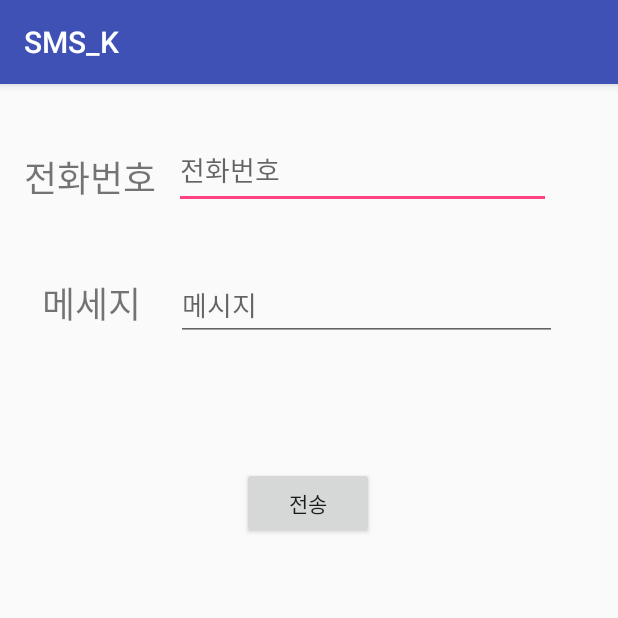
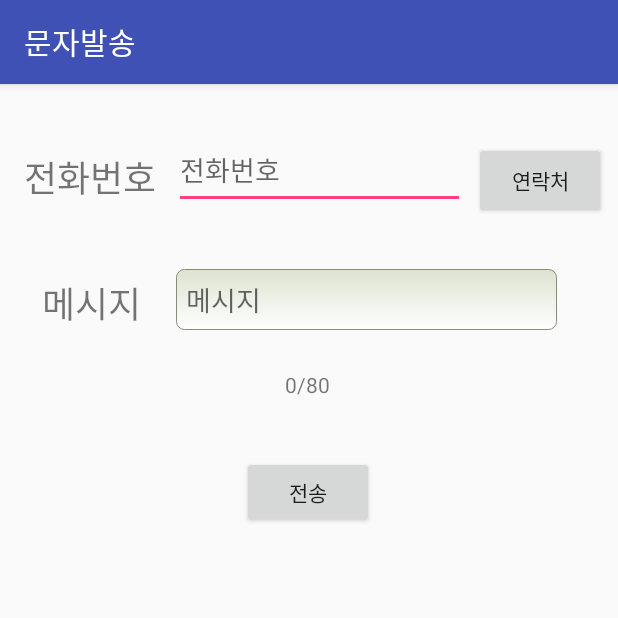
Before and after one commit to keganzi/KeganziPj, an Android app: the screen it shows after launch (MainActivity), on a phone screen of 412 x 824 dp, the top half of it. Run offline under Robolectric (Android 15) with nearby library versions, the phone set to English and light mode, and no system bars.

Commit message:
2018.05.11

```diff
--- a/app/build.gradle
+++ b/app/build.gradle
@@ -25,4 +25,5 @@ dependencies {
     testImplementation 'junit:junit:4.12'
     androidTestImplementation 'com.android.support.test:runner:1.0.1'
     androidTestImplementation 'com.android.support.test.espresso:espresso-core:3.0.1'
+    implementation 'com.android.support:design:26.1.0'
 }
--- a/app/src/main/java/com/example/cuten/android_sms/MainActivity.java
+++ b/app/src/main/java/com/example/cuten/android_sms/MainActivity.java
@@ -5,17 +5,22 @@ import android.annotation.TargetApi;
 import android.content.DialogInterface;
 import android.content.Intent;
 import android.content.pm.PackageManager;
+import android.database.Cursor;
 import android.net.Uri;
 import android.os.Build;
 import android.os.Bundle;
+import android.provider.ContactsContract;
 import android.provider.Settings;
 import android.support.annotation.NonNull;
 import android.support.v7.app.AlertDialog;
 import android.support.v7.app.AppCompatActivity;
 import android.telephony.SmsManager;
+import android.text.Editable;
+import android.text.TextWatcher;
 import android.view.View;
 import android.widget.Button;
 import android.widget.EditText;
+import android.widget.TextView;
 import android.widget.Toast;
 
 
@@ -24,14 +29,23 @@ import android.widget.Toast;
 public class MainActivity extends AppCompatActivity {
 
     EditText num, mass;
-    Button button;
+    Button button_sms, btn_contacts;
+    TextView sms_textView;
+
+    String receiveName = "";
+    String receivePhone = "";
+
+    static final int REQUEST_CONTACTS = 1;
 
     protected void onCreate(Bundle savedInstanceState) {
         super.onCreate(savedInstanceState);
         setContentView(R.layout.activity_main);
-         num = (EditText) findViewById(R.id.editText);
-         mass = (EditText) findViewById(R.id.editText2);
-         button = (Button)findViewById(R.id.bt_sms);
+         num =  findViewById(R.id.editText);
+         mass = findViewById(R.id.editText2);
+         button_sms = findViewById(R.id.bt_sms);
+        sms_textView = findViewById(R.id.sms_textView);
+
+
 
         if(Build.VERSION.SDK_INT >= Build.VERSION_CODES.M){
             checkVerify();
@@ -39,15 +53,76 @@ public class MainActivity extends AppCompatActivity {
             startApp();
         }
 
-        button.setOnClickListener(new View.OnClickListener() {
+        mass.addTextChangedListener(new TextWatcher() {
+
+            String strCur;
+
+            //변화가 있을때 호출되는 API
+            @Override
+            public void onTextChanged(CharSequence s, int start, int before, int count) {
+                if(s.length() > 80){
+                    mass.setText(strCur);
+                    mass.setSelection(start);
+                }else{
+                    sms_textView.setText(String.valueOf(s.length()) + "/80");
+                }
+            }
+
+            //입력되기 전에 호출되는 API
+            @Override
+            public void beforeTextChanged(CharSequence s, int start, int count, int after) {
+                strCur = s.toString();
+            }
+
+            //입력이 끝났을때 호출되는 API
+            @Override
+            public void afterTextChanged(Editable editable) {
+                if(mass.getLineCount() >= 6){
+                    mass.setText(strCur);
+                    mass.setSelection(mass.length());
+                }
+
+            }
+        });
+
+
+        //Find Button
+        btn_contacts = findViewById(R.id.btn_contacts);
+
+        //Click Listener
+        btn_contacts.setOnClickListener(new View.OnClickListener() {
+            @Override
+            public void onClick(View v) {
+                //단말기에 내장되어 있는 연락처앱을 호출한다.
+                Intent intent = new Intent(Intent.ACTION_PICK);
+                intent.setData(ContactsContract.CommonDataKinds.Phone.CONTENT_URI);
+                //호출 후, 연락처앱에서 전달되는 결과물을 받기 위해 startActivityForResult로 실행한다.
+                startActivityForResult(intent, REQUEST_CONTACTS);
+            }
+        });
+
+
+
+
+        button_sms.setOnClickListener(new View.OnClickListener() {
             @Override
             public void onClick(View v) {
 
                 String inputText = num.getText().toString();
                 String inputText2 = mass.getText().toString();
 
+                //Log.i("inputText   ====  " , inputText );
+                //Log.i("inputtext2   ====  " , inputText2 );
+
+
                 if(inputText.length()>0 && inputText2.length()>0) {
-                    sendSMS(inputText, inputText2); Toast.makeText(getBaseContext(), inputText+"\n"+inputText2, Toast.LENGTH_SHORT).show();
+
+                 //   Log.i("inputTextLength  =  " , inputText.toString() );
+                 //   Log.i("inputtext2 Length=  " , inputText2.toString() );
+
+                    sendSMS(inputText, inputText2);
+                    //Toast.makeText(getBaseContext(), inputText+"\n"+inputText2, Toast.LENGTH_SHORT).show();
+                    Toast.makeText(getBaseContext(), "전송성공", Toast.LENGTH_SHORT).show();
                 }
                 else
                     Toast.makeText(getBaseContext(), "전화번호와 메시지를 입력해주세요.", Toast.LENGTH_SHORT).show();
@@ -110,4 +185,31 @@ public class MainActivity extends AppCompatActivity {
         SmsManager sms = SmsManager.getDefault();
         sms.sendTextMessage(phoneNumber, null, message, null, null);
     }
+
+    @Override
+    protected void onActivityResult(int requestCode, int resultCode, Intent data) {
+        super.onActivityResult(requestCode, resultCode, data);
+
+        if (resultCode != RESULT_OK) {
+            return;
+        }
+
+        if (requestCode == REQUEST_CONTACTS) {
+            Cursor cursor = getContentResolver().query(data.getData(),
+                    new String[] { ContactsContract.CommonDataKinds.Phone.DISPLAY_NAME,
+                            ContactsContract.CommonDataKinds.Phone.NUMBER },
+                    null, null, null);
+
+            cursor.moveToFirst();
+            //이름획득
+            receiveName = cursor.getString(0);
+            //전화번호 획득
+            receivePhone = cursor.getString(1);
+            cursor.close();
+
+            Toast.makeText(getBaseContext(), "연락처 이름 : " + receiveName + "\n연락처 전화번호 : " + receivePhone, Toast.LENGTH_SHORT).show();
+
+            num.setText(receivePhone);
+        }
+    }
 }
--- /dev/null
+++ b/app/src/main/res/drawable/editbox_s.xml
@@ -0,0 +1,71 @@
+<selector xmlns:android="http://schemas.android.com/apk/res/android">
+    <item android:state_pressed="true" android:state_enabled="true">
+        <shape>
+            <gradient
+                android:startColor="#dce3d1" android:endColor="#ffffff"
+                android:angle="270" />
+
+            <stroke
+                android:width="2dip" android:color="#8f975d"/>
+
+            <corners android:radius="5dip"/>
+
+            <padding
+                android:left="7dip"
+                android:right="7dip"
+                android:top="7dip"
+                android:bottom="7dip" />
+        </shape>
+    </item>
+    <item android:state_focused="true" android:state_enabled="true">
+        <shape>
+            <gradient
+                android:startColor="#dce3d1" android:endColor="#ffffff"
+                android:angle="270" />
+
+            <stroke
+                android:width="2dip" android:color="#8f975d"/>
+
+            <corners android:radius="5dip"/>
+
+            <padding
+                android:left="7dip"
+                android:right="7dip"
+                android:top="7dip"
+                android:bottom="7dip" />
+        </shape>
+    </item>
+    <item android:state_enabled="false">
+        <shape>
+            <gradient
+                android:startColor="#bbc2b2" android:endColor="#898b75"
+                android:angle="270" />
+
+            <corners android:radius="5dip"/>
+
+            <padding
+                android:left="7dip"
+                android:right="7dip"
+                android:top="7dip"
+                android:bottom="7dip" />
+        </shape>
+    </item>
+    <item android:state_enabled="true">
+        <shape>
+            <gradient
+                android:startColor="#dce3d1" android:endColor="#ffffff"
+                android:angle="270" />
+
+            <stroke
+                android:width="0.5dip" android:color="#898b75"/>
+
+            <corners android:radius="5dip"/>
+
+            <padding
+                android:left="7dip"
+                android:right="7dip"
+                android:top="7dip"
+                android:bottom="7dip" />
+        </shape>
+    </item>
+</selector>
--- a/app/src/main/res/layout/activity_main.xml
+++ b/app/src/main/res/layout/activity_main.xml
@@ -13,7 +13,7 @@
         android:layout_marginLeft="16dp"
         android:layout_marginStart="16dp"
         android:layout_marginTop="44dp"
-        android:text="전화번호"
+        android:text="@string/text_view3"
         android:textSize="24sp"
         app:layout_constraintStart_toStartOf="parent"
         app:layout_constraintTop_toTopOf="parent" />
@@ -25,14 +25,14 @@
         android:layout_marginLeft="28dp"
         android:layout_marginStart="28dp"
         android:layout_marginTop="48dp"
-        android:text="메세지"
+        android:text="@string/text_view4"
         android:textSize="24sp"
         app:layout_constraintStart_toStartOf="parent"
         app:layout_constraintTop_toBottomOf="@+id/textView3" />
 
     <EditText
         android:id="@+id/editText"
-        android:layout_width="251dp"
+        android:layout_width="194dp"
         android:layout_height="51dp"
         android:layout_marginEnd="8dp"
         android:layout_marginLeft="12dp"
@@ -40,8 +40,9 @@
         android:layout_marginStart="12dp"
         android:layout_marginTop="32dp"
         android:ems="10"
-        android:hint="전화번호"
-        android:inputType="textPersonName"
+        android:hint="@string/edit_text"
+        android:inputType="phone"
+        android:maxLength="12"
         app:layout_constraintEnd_toEndOf="parent"
         app:layout_constraintHorizontal_bias="0.0"
         app:layout_constraintStart_toEndOf="@+id/textView3"
@@ -57,8 +58,12 @@
         android:layout_marginStart="20dp"
         android:layout_marginTop="40dp"
         android:ems="10"
-        android:hint="메시지"
-        android:inputType="textPersonName"
+        android:hint="@string/edit_text2"
+        android:scrollHorizontally="true"
+        android:inputType="textMultiLine"
+        android:background="@drawable/editbox_s"
+        android:maxLength="80"
+        android:singleLine="true"
         app:layout_constraintEnd_toEndOf="parent"
         app:layout_constraintHorizontal_bias="0.085"
         app:layout_constraintStart_toEndOf="@+id/textView4"
@@ -74,11 +79,48 @@
         android:layout_marginRight="8dp"
         android:layout_marginStart="8dp"
         android:layout_marginTop="84dp"
-        android:text="전송"
+        android:text="@string/send_button"
         app:layout_constraintBottom_toBottomOf="parent"
         app:layout_constraintEnd_toEndOf="parent"
         app:layout_constraintHorizontal_bias="0.498"
         app:layout_constraintStart_toStartOf="parent"
         app:layout_constraintTop_toBottomOf="@+id/editText2"
         app:layout_constraintVertical_bias="0.0" />
+
+    <TextView
+        android:id="@+id/sms_textView"
+        android:layout_width="wrap_content"
+        android:layout_height="29dp"
+        android:layout_marginBottom="8dp"
+        android:layout_marginEnd="8dp"
+        android:layout_marginLeft="8dp"
+        android:layout_marginRight="8dp"
+        android:layout_marginStart="8dp"
+        android:layout_marginTop="8dp"
+        android:text="0/80"
+        app:layout_constraintBottom_toTopOf="@+id/bt_sms"
+        app:layout_constraintEnd_toEndOf="parent"
+        app:layout_constraintHorizontal_bias="0.498"
+        app:layout_constraintStart_toStartOf="parent"
+        app:layout_constraintTop_toBottomOf="@+id/editText2"
+        app:layout_constraintVertical_bias="0.487" />
+
+    <Button
+        android:id="@+id/btn_contacts"
+        android:layout_width="wrap_content"
+        android:layout_height="51dp"
+        android:layout_marginBottom="8dp"
+        android:layout_marginEnd="8dp"
+        android:layout_marginLeft="4dp"
+        android:layout_marginRight="8dp"
+        android:layout_marginStart="4dp"
+        android:layout_marginTop="8dp"
+        android:text="연락처"
+        app:layout_constraintBottom_toBottomOf="parent"
+        app:layout_constraintEnd_toEndOf="parent"
+        app:layout_constraintHorizontal_bias="1.0"
+        app:layout_constraintStart_toEndOf="@+id/editText"
+        app:layout_constraintTop_toTopOf="parent"
+        app:layout_constraintVertical_bias="0.044" />
+
 </android.support.constraint.ConstraintLayout>
--- a/app/src/main/res/values/strings.xml
+++ b/app/src/main/res/values/strings.xml
@@ -1,3 +1,8 @@
 <resources>
-    <string name="app_name">SMS_K</string>
+    <string name="app_name">문자발송</string>
+    <string name="text_view3">전화번호</string>
+    <string name="text_view4">메시지</string>
+    <string name="edit_text">전화번호</string>
+    <string name="edit_text2">메시지</string>
+    <string name="send_button">전송</string>
 </resources>
```
